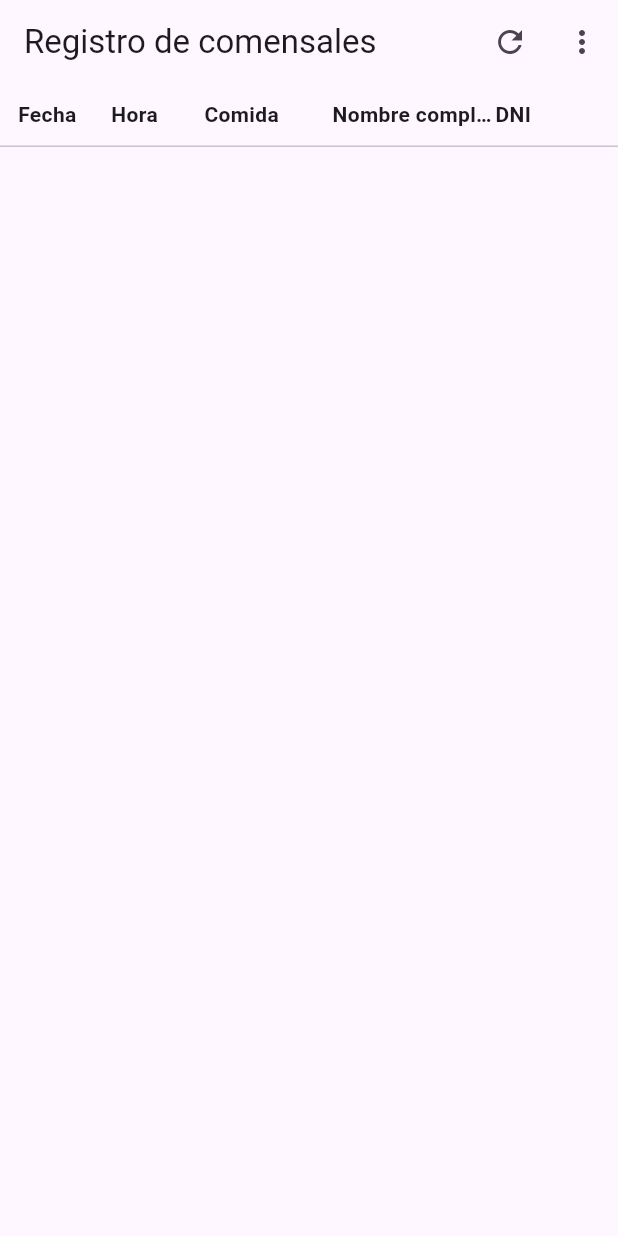
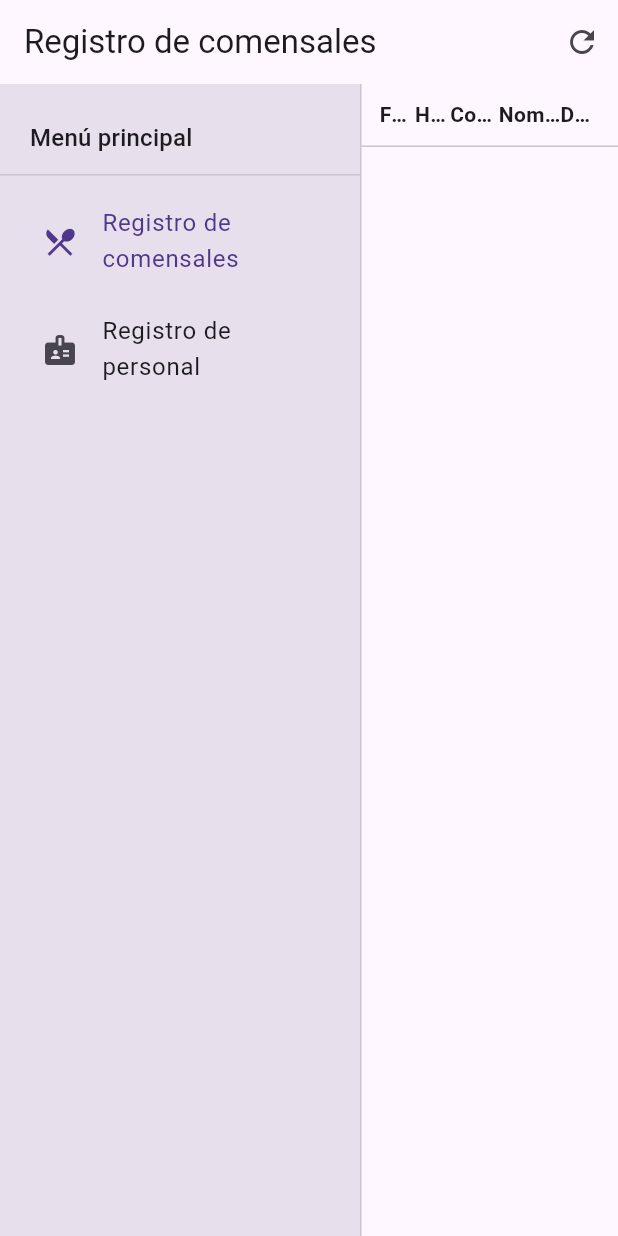
Before and after one commit to DeyviRodrigo/comensalesNFC, a Flutter app: the screen it shows after launch, on a phone screen of 412 x 824 dp. Run offline on Flutter 3.47's test engine with Material 3 defaults, Android fonts, the light colour scheme and no system bars; our stand-ins replace flutter_dotenv, supabase_flutter; accounts and stored records are empty.

Commit message:
Add full-height side navigation menu

```diff
--- a/lib/main.dart
+++ b/lib/main.dart
@@ -275,16 +275,24 @@ class _ComensalesPageState extends State<ComensalesPage> {
             tooltip: 'Actualizar',
             icon: const Icon(Icons.refresh),
           ),
-          _MenuButton(current: _AppMenuOption.comensales),
         ],
       ),
-      body: _loading
+      body: Row(
+        crossAxisAlignment: CrossAxisAlignment.stretch,
+        children: [
+          const _SideMenu(current: _AppMenuOption.comensales),
+          const VerticalDivider(width: 1),
+          Expanded(
+            child: SafeArea(
+              child: _loading
                   ? const Center(child: CircularProgressIndicator())
                   : _error != null
                       ? Center(
                           child: Text(
                             'Error: $_error',
-          style: TextStyle(color: Theme.of(context).colorScheme.error),
+                            style: TextStyle(
+                              color: Theme.of(context).colorScheme.error,
+                            ),
                           ),
                         )
                       : Column(
@@ -294,7 +302,8 @@ class _ComensalesPageState extends State<ComensalesPage> {
                             Expanded(
                               child: ListView.separated(
                                 itemCount: _items.length,
-              separatorBuilder: (_, __) => const Divider(height: 1),
+                                separatorBuilder: (_, __) =>
+                                    const Divider(height: 1),
                                 itemBuilder: (context, i) => _ComensalRow(
                                   c: _items[i],
                                   onEditar: _editarComensal,
@@ -304,19 +313,19 @@ class _ComensalesPageState extends State<ComensalesPage> {
                             ),
                           ],
                         ),
+            ),
+          ),
+        ],
+      ),
     );
   }
 }
 
-class _MenuButton extends StatelessWidget {
+class _SideMenu extends StatelessWidget {
   final _AppMenuOption current;
-  const _MenuButton({required this.current});
+  const _SideMenu({required this.current});
 
-  @override
-  Widget build(BuildContext context) {
-    return PopupMenuButton<_AppMenuOption>(
-      tooltip: 'Menú',
-      onSelected: (value) {
+  void _handleSelect(BuildContext context, _AppMenuOption value) {
     if (value == current) return;
     if (value == _AppMenuOption.comensales) {
       Navigator.of(context).popUntil((route) => route.isFirst);
@@ -325,17 +334,67 @@ class _MenuButton extends StatelessWidget {
         MaterialPageRoute(builder: (_) => const PersonalFormPage()),
       );
     }
-      },
-      itemBuilder: (context) => const [
-        PopupMenuItem(
-          value: _AppMenuOption.comensales,
-          child: Text('Registro de comensales'),
+  }
+
+  @override
+  Widget build(BuildContext context) {
+    final colorScheme = Theme.of(context).colorScheme;
+
+    Widget destination({
+      required _AppMenuOption option,
+      required IconData icon,
+      required String label,
+    }) {
+      final selected = option == current;
+      return Padding(
+        padding: const EdgeInsets.symmetric(horizontal: 12, vertical: 4),
+        child: ListTile(
+          leading: Icon(icon),
+          title: Text(label),
+          shape: RoundedRectangleBorder(borderRadius: BorderRadius.circular(12)),
+          selected: selected,
+          selectedTileColor: colorScheme.primaryContainer,
+          selectedColor: colorScheme.onPrimaryContainer,
+          onTap: () => _handleSelect(context, option),
         ),
-        PopupMenuItem(
-          value: _AppMenuOption.personal,
-          child: Text('Registro de personal'),
+      );
+    }
+
+    return Container(
+      width: 240,
+      color: colorScheme.surfaceVariant,
+      child: SafeArea(
+        child: Column(
+          crossAxisAlignment: CrossAxisAlignment.stretch,
+          children: [
+            Padding(
+              padding: const EdgeInsets.fromLTRB(20, 24, 16, 12),
+              child: Text(
+                'Menú principal',
+                style: Theme.of(context).textTheme.titleMedium,
+              ),
+            ),
+            const Divider(height: 1),
+            Expanded(
+              child: ListView(
+                padding: const EdgeInsets.symmetric(vertical: 8),
+                children: [
+                  destination(
+                    option: _AppMenuOption.comensales,
+                    icon: Icons.restaurant_menu,
+                    label: 'Registro de comensales',
+                  ),
+                  destination(
+                    option: _AppMenuOption.personal,
+                    icon: Icons.badge,
+                    label: 'Registro de personal',
                   ),
                 ],
+              ),
+            ),
+          ],
+        ),
+      ),
     );
   }
 }
@@ -811,11 +870,14 @@ class _PersonalFormPageState extends State<PersonalFormPage> {
     return Scaffold(
       appBar: AppBar(
         title: const Text('Registro de personal'),
-        actions: [
-          _MenuButton(current: _AppMenuOption.personal),
-        ],
       ),
-      body: SafeArea(
+      body: Row(
+        crossAxisAlignment: CrossAxisAlignment.stretch,
+        children: [
+          const _SideMenu(current: _AppMenuOption.personal),
+          const VerticalDivider(width: 1),
+          Expanded(
+            child: SafeArea(
               child: AbsorbPointer(
                 absorbing: _saving,
                 child: SingleChildScrollView(
```
Lines whose indentation alone changed are shown as unchanged.
